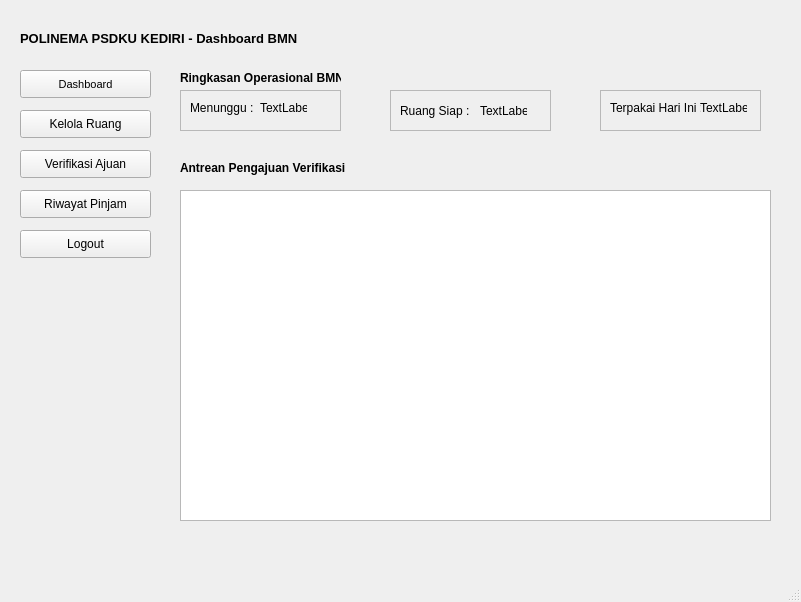
First picture: the form in ui/dashboard_bmn.ui, repository Ariel-F-S/SistemPeminjamanRuangPolinemaKampusKediri, before the edit.
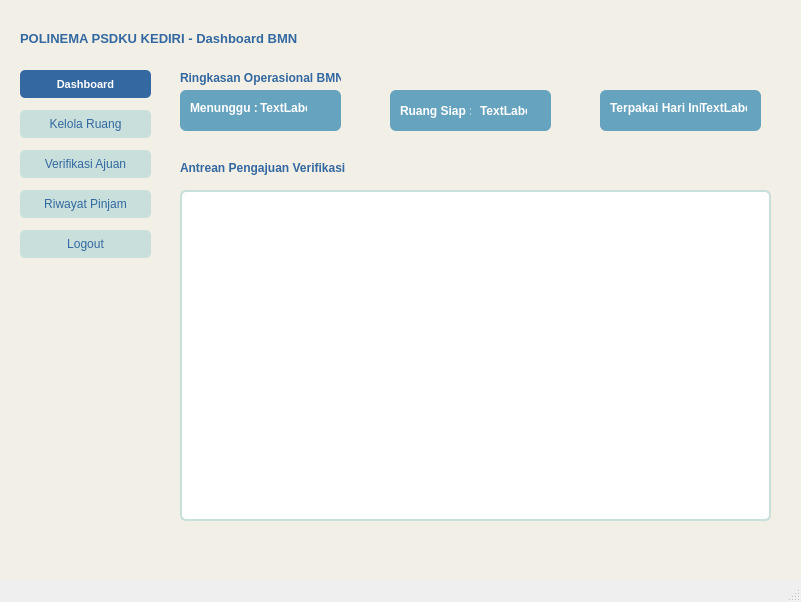
Second picture: the form after the edit. Icons and pictures are not drawn.

Diff of the .ui file:
```diff
--- a/ui/dashboard_bmn.ui
+++ b/ui/dashboard_bmn.ui
@@ -14,6 +14,11 @@
    <string>MainWindow</string>
   </property>
   <widget class="QWidget" name="centralwidget">
+   <property name="styleSheet">
+    <string notr="true">QWidget#centralwidget {
+    background-color: #F2EFE7;
+}</string>
+   </property>
    <widget class="QLabel" name="label">
     <property name="geometry">
      <rect>
@@ -26,10 +31,12 @@
     <property name="font">
      <font>
       <pointsize>10</pointsize>
-      <weight>75</weight>
       <bold>true</bold>
      </font>
     </property>
+    <property name="styleSheet">
+     <string notr="true">color: #3368A0;</string>
+    </property>
     <property name="text">
      <string>POLINEMA PSDKU KEDIRI - Dashboard BMN</string>
     </property>
@@ -48,6 +55,14 @@
       <pointsize>8</pointsize>
      </font>
     </property>
+    <property name="styleSheet">
+     <string notr="true">QPushButton {
+    background-color: #3368A0;
+    color: #FFFFFF;
+    border-radius: 5px;
+    font-weight: bold;
+}</string>
+    </property>
     <property name="text">
      <string>Dashboard</string>
     </property>
@@ -65,6 +80,17 @@
       <height>28</height>
      </rect>
     </property>
+    <property name="styleSheet">
+     <string notr="true">QPushButton {
+    background-color: #C8DFDB;
+    color: #3368A0;
+    border-radius: 5px;
+}
+QPushButton:hover {
+    background-color: #66A3BF;
+    color: #FFFFFF;
+}</string>
+    </property>
     <property name="text">
      <string>Kelola Ruang</string>
     </property>
@@ -82,6 +108,17 @@
       <height>28</height>
      </rect>
     </property>
+    <property name="styleSheet">
+     <string notr="true">QPushButton {
+    background-color: #C8DFDB;
+    color: #3368A0;
+    border-radius: 5px;
+}
+QPushButton:hover {
+    background-color: #66A3BF;
+    color: #FFFFFF;
+}</string>
+    </property>
     <property name="text">
      <string>Verifikasi Ajuan</string>
     </property>
@@ -99,6 +136,17 @@
       <height>28</height>
      </rect>
     </property>
+    <property name="styleSheet">
+     <string notr="true">QPushButton {
+    background-color: #C8DFDB;
+    color: #3368A0;
+    border-radius: 5px;
+}
+QPushButton:hover {
+    background-color: #66A3BF;
+    color: #FFFFFF;
+}</string>
+    </property>
     <property name="text">
      <string>Riwayat Pinjam</string>
     </property>
@@ -116,6 +164,17 @@
       <height>28</height>
      </rect>
     </property>
+    <property name="styleSheet">
+     <string notr="true">QPushButton {
+    background-color: #C8DFDB;
+    color: #3368A0;
+    border-radius: 5px;
+}
+QPushButton:hover {
+    background-color: #3368A0;
+    color: #FFFFFF;
+}</string>
+    </property>
     <property name="text">
      <string>Logout</string>
     </property>
@@ -135,12 +194,14 @@
     </property>
     <property name="font">
      <font>
-      <weight>75</weight>
       <bold>true</bold>
      </font>
     </property>
+    <property name="styleSheet">
+     <string notr="true">color: #3368A0;</string>
+    </property>
     <property name="text">
-     <string>Ringkasan Operasional BMN </string>
+     <string>Ringkasan Operasional BMN</string>
     </property>
    </widget>
    <widget class="QFrame" name="frame">
@@ -152,14 +213,18 @@
       <height>41</height>
      </rect>
     </property>
-    <property name="autoFillBackground">
-     <bool>true</bool>
+    <property name="styleSheet">
+     <string notr="true">QFrame#frame {
+    background-color: #66A3BF;
+    border-radius: 6px;
+}
+QLabel {
+    color: #FFFFFF;
+    font-weight: bold;
+}</string>
     </property>
     <property name="frameShape">
-     <enum>QFrame::StyledPanel</enum>
-    </property>
-    <property name="frameShadow">
-     <enum>QFrame::Raised</enum>
+     <enum>QFrame::NoFrame</enum>
     </property>
     <widget class="QLabel" name="label_3">
      <property name="geometry">
@@ -197,14 +262,18 @@
       <height>41</height>
      </rect>
     </property>
-    <property name="autoFillBackground">
-     <bool>true</bool>
+    <property name="styleSheet">
+     <string notr="true">QFrame#frame_2 {
+    background-color: #66A3BF;
+    border-radius: 6px;
+}
+QLabel {
+    color: #FFFFFF;
+    font-weight: bold;
+}</string>
     </property>
     <property name="frameShape">
-     <enum>QFrame::StyledPanel</enum>
-    </property>
-    <property name="frameShadow">
-     <enum>QFrame::Raised</enum>
+     <enum>QFrame::NoFrame</enum>
     </property>
     <widget class="QLabel" name="label_5">
      <property name="geometry">
@@ -242,14 +311,18 @@
       <height>41</height>
      </rect>
     </property>
-    <property name="autoFillBackground">
-     <bool>true</bool>
+    <property name="styleSheet">
+     <string notr="true">QFrame#frame_3 {
+    background-color: #66A3BF;
+    border-radius: 6px;
+}
+QLabel {
+    color: #FFFFFF;
+    font-weight: bold;
+}</string>
     </property>
     <property name="frameShape">
-     <enum>QFrame::StyledPanel</enum>
-    </property>
-    <property name="frameShadow">
-     <enum>QFrame::Raised</enum>
+     <enum>QFrame::NoFrame</enum>
     </property>
     <widget class="QLabel" name="label_7">
      <property name="geometry">
@@ -289,12 +362,14 @@
     </property>
     <property name="font">
      <font>
-      <weight>75</weight>
       <bold>true</bold>
      </font>
     </property>
+    <property name="styleSheet">
+     <string notr="true">color: #3368A0;</string>
+    </property>
     <property name="text">
-     <string>Antrean Pengajuan Verifikasi </string>
+     <string>Antrean Pengajuan Verifikasi</string>
     </property>
    </widget>
    <widget class="QTableWidget" name="tableWidget">
@@ -306,6 +381,19 @@
       <height>331</height>
      </rect>
     </property>
+    <property name="styleSheet">
+     <string notr="true">QTableWidget {
+    background-color: #FFFFFF;
+    border: 2px solid #C8DFDB;
+    border-radius: 6px;
+}
+QHeaderView::section {
+    background-color: #3368A0;
+    color: #FFFFFF;
+    font-weight: bold;
+    padding: 4px;
+}</string>
+    </property>
    </widget>
   </widget>
   <widget class="QMenuBar" name="menubar">
```
Left out of the diff: 2 changed lines with no effect on the pictures.
